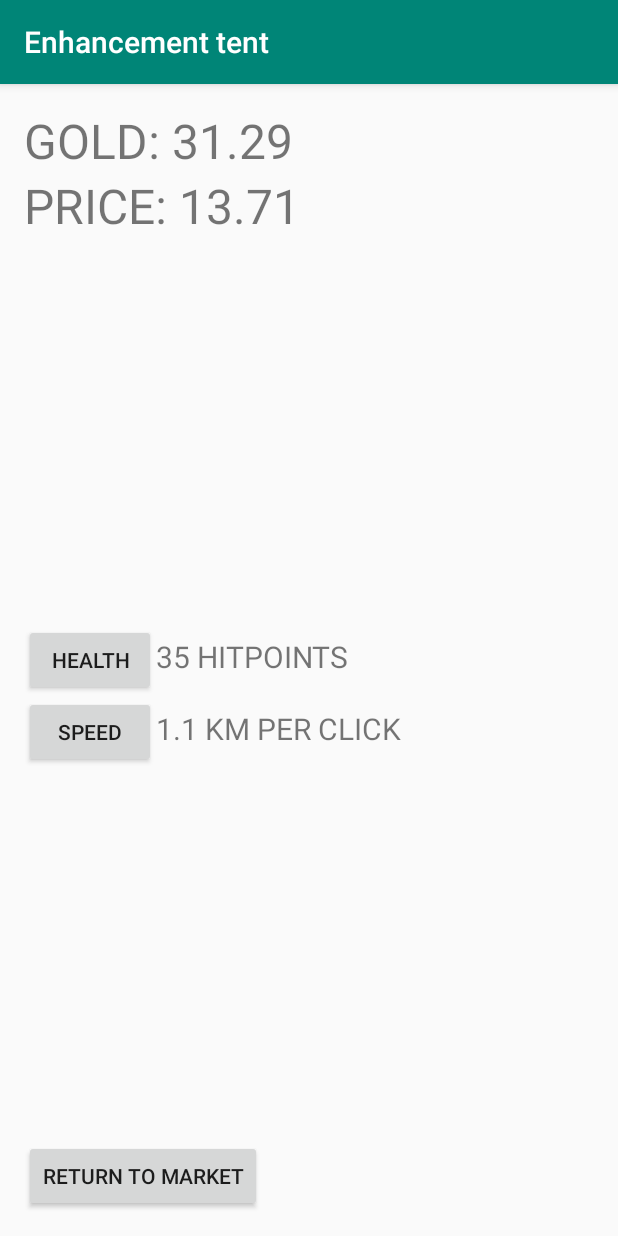
After one commit to eliotshekhtman/clicker-quest, an Android app: the Enhancement_tent screen opened directly, with no data from a screen before it, on a phone screen of 412 x 824 dp. The commit adds this screen. Run offline under Robolectric (Android 15) with nearby library versions, the phone set to English and light mode, and no system bars.

```diff
--- a/app/build.gradle
+++ b/app/build.gradle
@@ -26,4 +26,5 @@ dependencies {
     testImplementation 'junit:junit:4.12'
     androidTestImplementation 'com.android.support.test:runner:1.0.2'
     androidTestImplementation 'com.android.support.test.espresso:espresso-core:3.0.2'
+    implementation 'com.android.support:recyclerview-v7:28.0.0'
 }
--- /dev/null
+++ b/app/src/main/java/com/eliotshekhtman/clickerquest/Enhancement_tent.java
@@ -0,0 +1,44 @@
+package com.eliotshekhtman.clickerquest;
+
+import android.content.Intent;
+import android.os.Bundle;
+import android.support.v7.app.AppCompatActivity;
+import android.view.View;
+import android.widget.TextView;
+
+public class Enhancement_tent extends AppCompatActivity {
+    @Override
+    protected void onCreate(Bundle savedInstanceState) {
+        super.onCreate(savedInstanceState);
+        setContentView(R.layout.activity_enhancement);
+        updateMarket();
+    }
+
+    public void buyHealth( View view ) {
+        MainActivity.player.addHealth();
+        updateMarket();
+    }
+
+    public void buySpeed( View view ) {
+        MainActivity.player.addSpeed();
+        updateMarket();
+    }
+
+    public void updateMarket() {
+        //saveGame();
+        final TextView gtext = (TextView) findViewById(R.id.goldView_enh);
+        final TextView ptext = (TextView) findViewById(R.id.priceView_enh);
+        final TextView htext = (TextView) findViewById(R.id.healthView);
+        final TextView stext = (TextView) findViewById(R.id.speedView);
+        gtext.setText("GOLD: " + MainActivity.player.getGold());
+        ptext.setText("PRICE: " + MainActivity.player.priceEnhance());
+        htext.setText(MainActivity.player.getHealth_total() + " HITPOINTS");
+        stext.setText(MainActivity.player.getSpeed() + " KM PER CLICK");
+    }
+
+    public void goBack(View view) {
+        Intent intent = new Intent(this, Market.class);
+        startActivity(intent);
+
+    }
+}
--- a/app/src/main/java/com/eliotshekhtman/clickerquest/MainActivity.java
+++ b/app/src/main/java/com/eliotshekhtman/clickerquest/MainActivity.java
@@ -67,6 +67,7 @@ public class MainActivity extends AppCompatActivity {
         lstext.setText("LAST SCORE: " + player.getLatest_score() + "KILOMETERS");
     }
 
+    /*
     public void updateMarket( View view ) {
         saveGame();
         final TextView gtext = (TextView) findViewById(R.id.gtext);
@@ -83,6 +84,11 @@ public class MainActivity extends AppCompatActivity {
         stext.setText(player.getSpeed() + " KM PER CLICK");
         hstext.setText("HIGHSCORE:  " + player.getHigh_score() + "KILOMETERS");
         lstext.setText("LAST SCORE: " + player.getLatest_score() + "KILOMETERS");
+    }*/
+
+    public void updateMarket(View view) {
+        Intent intent = new Intent(this, Market.class);
+        startActivity(intent);
     }
 
     public void startQuest( View view ) {
--- /dev/null
+++ b/app/src/main/res/layout/activity_enhancement.xml
@@ -0,0 +1,70 @@
+<?xml version="1.0" encoding="utf-8"?>
+<RelativeLayout xmlns:android="http://schemas.android.com/apk/res/android"
+    xmlns:app="http://schemas.android.com/apk/res-auto"
+    xmlns:tools="http://schemas.android.com/tools"
+    android:layout_width="match_parent"
+    android:layout_height="match_parent"
+    android:padding="16dp">
+
+    <TextView
+        android:id="@+id/goldView_enh"
+        android:textSize="32dp"
+        android:layout_width="match_parent"
+        android:layout_height="wrap_content"
+        android:layout_alignParentLeft="true"
+        android:text="GOLD: ----" />
+
+    <TextView
+        android:id="@+id/priceView_enh"
+        android:textSize="32dp"
+        android:layout_width="match_parent"
+        android:layout_height="wrap_content"
+        android:layout_alignParentLeft="true"
+        android:layout_below="@id/goldView_enh"
+        android:text="PRICE: ----" />
+
+    <Button
+        android:id="@+id/healthButton"
+        android:layout_width="wrap_content"
+        android:layout_height="wrap_content"
+        android:layout_alignParentLeft="true"
+        android:layout_centerVertical="true"
+        android:onClick="buyHealth"
+        android:text="HEALTH" />
+
+    <TextView
+        android:id="@+id/healthView"
+        android:textSize="20dp"
+        android:layout_width="wrap_content"
+        android:layout_height="wrap_content"
+        android:layout_toRightOf="@id/healthButton"
+        android:layout_alignBaseline="@id/healthButton"
+        android:text="0" />
+
+    <Button
+        android:id="@+id/speedButton"
+        android:layout_width="wrap_content"
+        android:layout_height="wrap_content"
+        android:layout_alignParentLeft="true"
+        android:layout_below="@id/healthButton"
+        android:onClick="buySpeed"
+        android:text="SPEED" />
+
+    <TextView
+        android:id="@+id/speedView"
+        android:textSize="20dp"
+        android:layout_width="wrap_content"
+        android:layout_height="wrap_content"
+        android:layout_toRightOf="@id/speedButton"
+        android:layout_below="@id/healthView"
+        android:layout_alignBaseline="@id/speedButton"
+        android:text="0" />
+
+    <Button
+        android:id="@+id/back_enh"
+        android:layout_width="wrap_content"
+        android:layout_height="wrap_content"
+        android:layout_alignParentBottom="true"
+        android:onClick="goBack"
+        android:text="RETURN TO MARKET" />
+</RelativeLayout>
```
Also changed, not shown: app/src/main/AndroidManifest.xml (+7 -1 lines), app/src/main/java/com/eliotshekhtman/clickerquest/Blacksmith_tent.java (added, +56 -0 lines), app/src/main/java/com/eliotshekhtman/clickerquest/Market.java (+30 -12 lines), app/src/main/java/com/eliotshekhtman/clickerquest/ego.java (+43 -0 lines), app/src/main/java/com/eliotshekhtman/clickerquest/inventory.java (+10 -3 lines), app/src/main/res/layout/activity_blacksmith.xml (added, +31 -0 lines).
